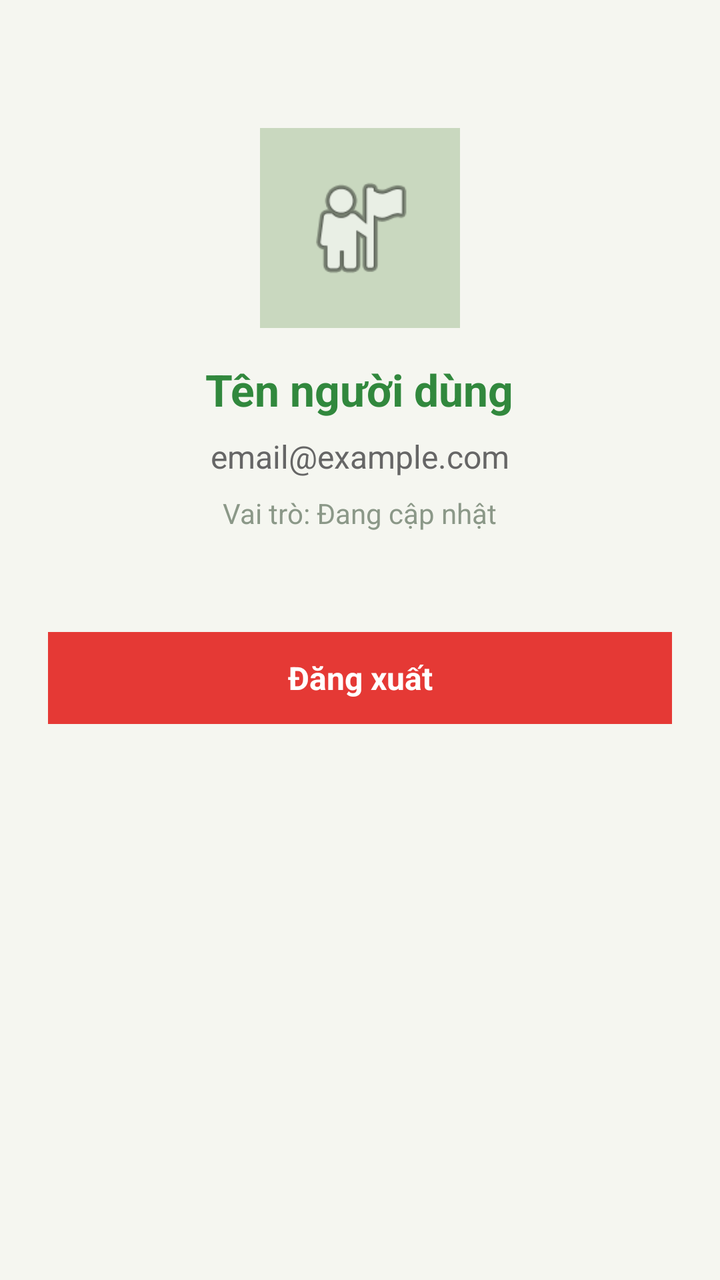
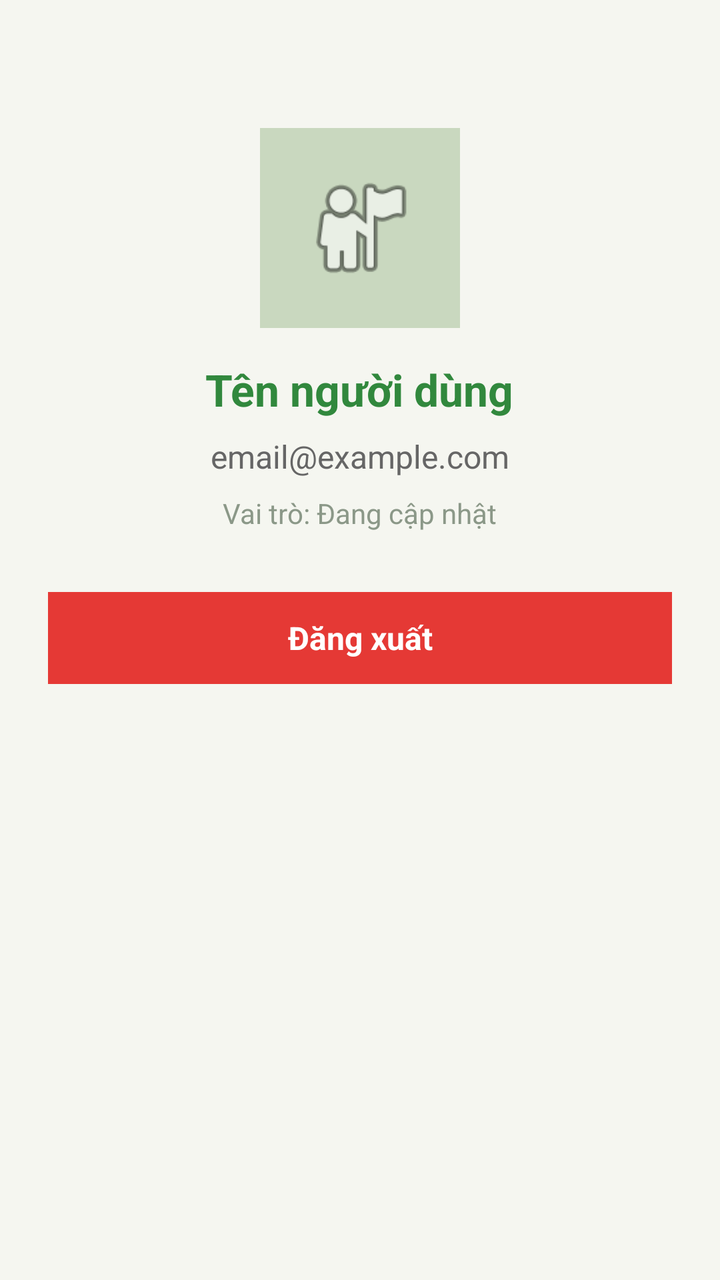

An Android layout rendered at two revisions. The XML below is the earlier revision; the diff shows what the commit changed to produce the second picture.
<!-- AndroidManifest.xml: application theme Theme.AgriFoodsHelper -->
<!-- res/layout/fragment_profile.xml -->
<?xml version="1.0" encoding="utf-8"?>
<LinearLayout xmlns:android="http://schemas.android.com/apk/res/android"
    android:layout_width="match_parent"
    android:layout_height="match_parent"
    android:background="#F5F6F0"
    android:gravity="center_horizontal"
    android:orientation="vertical"
    android:padding="24dp">

    
    <ImageView
        android:layout_width="100dp"
        android:layout_height="100dp"
        android:layout_marginTop="40dp"
        android:background="#C9D8BF"
        android:padding="20dp"
        android:src="@android:drawable/ic_menu_myplaces" />

    
    <TextView
        android:id="@+id/tvProfileName"
        android:layout_width="wrap_content"
        android:layout_height="wrap_content"
        android:layout_marginTop="16dp"
        android:text="Tên người dùng"
        android:textColor="#31883D"
        android:textSize="22sp"
        android:textStyle="bold" />

    
    <TextView
        android:id="@+id/tvProfileEmail"
        android:layout_width="wrap_content"
        android:layout_height="wrap_content"
        android:layout_marginTop="8dp"
        android:text="email@example.com"
        android:textColor="#666666"
        android:textSize="16sp" />

    
    <TextView
        android:id="@+id/tvProfileRole"
        android:layout_width="wrap_content"
        android:layout_height="wrap_content"
        android:layout_marginTop="8dp"
        android:text="Vai trò: Đang cập nhật"
        android:textColor="#8B9888"
        android:textSize="14sp" />

    
    <TextView
        android:id="@+id/btnLogout"
        android:layout_width="match_parent"
        android:layout_height="46dp"
        android:layout_marginTop="50dp"
        android:background="#E53935"
        android:gravity="center"
        android:text="Đăng xuất"
        android:textColor="#FFFFFF"
        android:textSize="16sp"
        android:textStyle="bold" />

</LinearLayout>
<!-- resources referenced by this layout -->
<resources>
  <style name="Theme.AgriFoodsHelper" parent="Base.Theme.AgriFoodsHelper" />
  <style name="Base.Theme.AgriFoodsHelper" parent="Theme.Material3.DayNight.NoActionBar">
          
      </style>
</resources>

<!-- the commit's change to res/layout/fragment_profile.xml (unified diff, before → after) -->
@@ -48,11 +48,56 @@
         android:textSize="14sp" />
 
     
+    
+    
+    <LinearLayout
+        android:id="@+id/layoutAdminArea"
+        android:layout_width="match_parent"
+        android:layout_height="wrap_content"
+        android:layout_marginTop="40dp"
+        android:orientation="vertical"
+        android:visibility="gone">
+
+        <TextView
+            android:layout_width="match_parent"
+            android:layout_height="wrap_content"
+            android:gravity="center"
+            android:text="Khu vực đặc quyền dành cho Admin/Mod"
+            android:textColor="#8B9888" />
+
+        
+        <TextView
+            android:id="@+id/btnManageUsers"
+            android:layout_width="match_parent"
+            android:layout_height="50dp"
+            android:layout_marginTop="16dp"
+            android:background="#4CAF50"
+            android:gravity="center"
+            android:text="Quản lý Người dùng"
+            android:textColor="#FFFFFF"
+            android:textSize="16sp"
+            android:textStyle="bold" />
+
+        
+        <TextView
+            android:id="@+id/btnApproveCampaigns"
+            android:layout_width="match_parent"
+            android:layout_height="50dp"
+            android:layout_marginTop="16dp"
+            android:background="#4CAF50"
+            android:gravity="center"
+            android:text="Duyệt chiến dịch"
+            android:textColor="#FFFFFF"
+            android:textSize="16sp"
+            android:textStyle="bold" />
+    </LinearLayout>
+
+    
     <TextView
         android:id="@+id/btnLogout"
         android:layout_width="match_parent"
         android:layout_height="46dp"
-        android:layout_marginTop="50dp"
+        android:layout_marginTop="30dp"
         android:background="#E53935"
         android:gravity="center"
         android:text="Đăng xuất"
